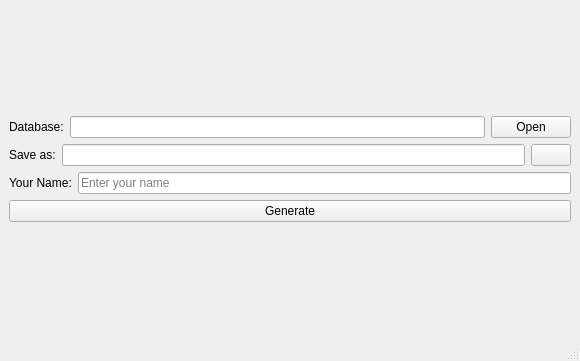
Before: the Qt Designer form mainwindow.ui in aksato/pig_repgen_gui, drawn with Qt 5.
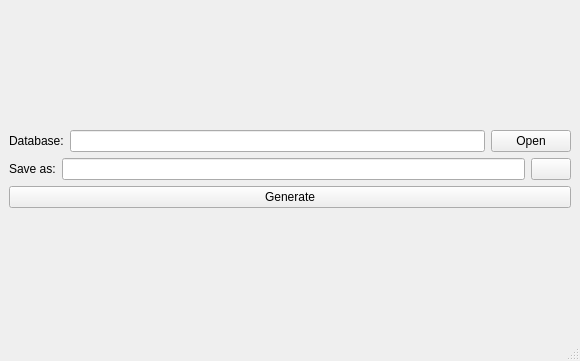
After: the same form once the commit is applied. Icons and pictures are not drawn.

Patch:
```diff
--- a/mainwindow.ui
+++ b/mainwindow.ui
@@ -63,27 +63,6 @@
         </item>
        </layout>
       </item>
-      <item>
-       <layout class="QHBoxLayout" name="nameHorizontalLayout">
-        <item>
-         <widget class="QLabel" name="nameLabel">
-          <property name="text">
-           <string>Your Name:</string>
-          </property>
-          <property name="scaledContents">
-           <bool>false</bool>
-          </property>
-         </widget>
-        </item>
-        <item>
-         <widget class="QLineEdit" name="nameLineEdit">
-          <property name="placeholderText">
-           <string>Enter your name</string>
-          </property>
-         </widget>
-        </item>
-       </layout>
-      </item>
       <item>
        <widget class="QPushButton" name="generatePushButton">
         <property name="text">
```
